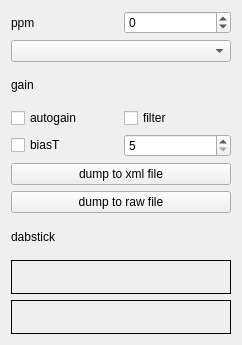
Old version of the form qt-devices/rtlsdr-handler-generic/rtlsdr-widget.ui in the repository JvanKatwijk/qt-dab.
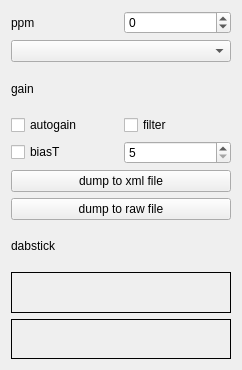
New version of the form.

```diff
--- a/qt-devices/rtlsdr-handler-generic/rtlsdr-widget.ui
+++ b/qt-devices/rtlsdr-handler-generic/rtlsdr-widget.ui
@@ -7,7 +7,7 @@
     <x>0</x>
     <y>0</y>
     <width>242</width>
-    <height>345</height>
+    <height>370</height>
    </rect>
   </property>
   <property name="windowTitle">
```
Left out of the diff: 16 changed lines with no effect on the pictures.
